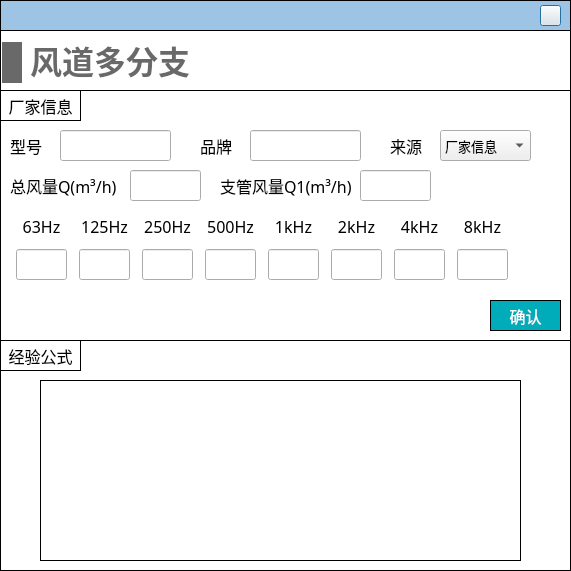
SheepBowwow/NoiCal, file NoiseCalSoft/inputDialog/dialog_duct_with_multi_ranc.ui: the form before one commit.
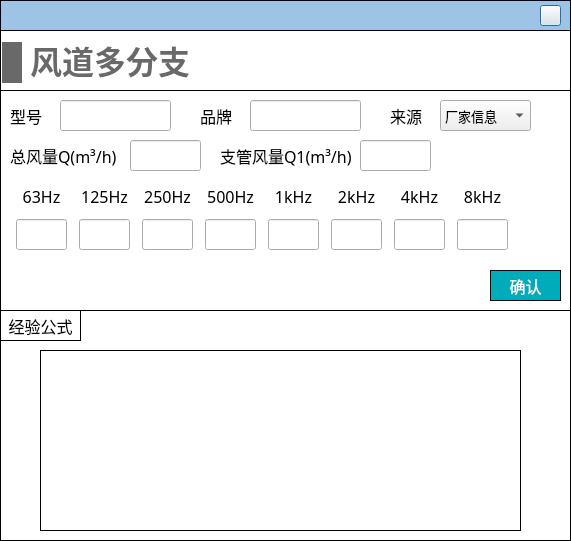
The form after the commit. Icons and pictures are not drawn.

```diff
--- a/NoiseCalSoft/inputDialog/dialog_duct_with_multi_ranc.ui
+++ b/NoiseCalSoft/inputDialog/dialog_duct_with_multi_ranc.ui
@@ -7,7 +7,7 @@
     <x>0</x>
     <y>0</y>
     <width>571</width>
-    <height>571</height>
+    <height>541</height>
    </rect>
   </property>
   <property name="windowTitle">
@@ -71,7 +71,7 @@
      <x>0</x>
      <y>30</y>
      <width>571</width>
-     <height>311</height>
+     <height>281</height>
     </rect>
    </property>
    <property name="styleSheet">
@@ -86,7 +86,7 @@
       <x>0</x>
       <y>60</y>
       <width>571</width>
-      <height>251</height>
+      <height>221</height>
      </rect>
     </property>
     <property name="styleSheet">
@@ -120,7 +120,7 @@
      <property name="geometry">
       <rect>
        <x>250</x>
-       <y>40</y>
+       <y>10</y>
        <width>111</width>
        <height>31</height>
       </rect>
@@ -136,7 +136,7 @@
      <property name="geometry">
       <rect>
        <x>360</x>
-       <y>80</y>
+       <y>50</y>
        <width>71</width>
        <height>31</height>
       </rect>
@@ -152,7 +152,7 @@
      <property name="geometry">
       <rect>
        <x>200</x>
-       <y>40</y>
+       <y>10</y>
        <width>41</width>
        <height>31</height>
       </rect>
@@ -171,7 +171,7 @@
      <property name="geometry">
       <rect>
        <x>220</x>
-       <y>80</y>
+       <y>50</y>
        <width>131</width>
        <height>31</height>
       </rect>
@@ -190,7 +190,7 @@
      <property name="geometry">
       <rect>
        <x>10</x>
-       <y>80</y>
+       <y>50</y>
        <width>111</width>
        <height>31</height>
       </rect>
@@ -209,7 +209,7 @@
      <property name="geometry">
       <rect>
        <x>130</x>
-       <y>80</y>
+       <y>50</y>
        <width>71</width>
        <height>31</height>
       </rect>
@@ -221,36 +221,11 @@
       </font>
      </property>
     </widget>
-    <widget class="QLabel" name="label_20">
-     <property name="geometry">
-      <rect>
-       <x>0</x>
-       <y>0</y>
-       <width>81</width>
-       <height>31</height>
-      </rect>
-     </property>
-     <property name="font">
-      <font>
-       <family>黑体</family>
-       <pointsize>-1</pointsize>
-      </font>
-     </property>
-     <property name="styleSheet">
-      <string notr="true">border: 1px solid #000000;</string>
-     </property>
-     <property name="text">
-      <string>厂家信息</string>
-     </property>
-     <property name="alignment">
-      <set>Qt::AlignCenter</set>
-     </property>
-    </widget>
     <widget class="QPushButton" name="pushButton_confirm">
      <property name="geometry">
       <rect>
        <x>490</x>
-       <y>210</y>
+       <y>180</y>
        <width>71</width>
        <height>31</height>
       </rect>
@@ -285,7 +260,7 @@
      <property name="geometry">
       <rect>
        <x>60</x>
-       <y>40</y>
+       <y>10</y>
        <width>111</width>
        <height>31</height>
       </rect>
@@ -301,7 +276,7 @@
      <property name="geometry">
       <rect>
        <x>10</x>
-       <y>40</y>
+       <y>10</y>
        <width>41</width>
        <height>31</height>
       </rect>
@@ -320,7 +295,7 @@
      <property name="geometry">
       <rect>
        <x>440</x>
-       <y>40</y>
+       <y>10</y>
        <width>91</width>
        <height>31</height>
       </rect>
@@ -346,7 +321,7 @@
      <property name="geometry">
       <rect>
        <x>390</x>
-       <y>40</y>
+       <y>10</y>
        <width>41</width>
        <height>31</height>
       </rect>
@@ -365,7 +340,7 @@
      <property name="geometry">
       <rect>
        <x>10</x>
-       <y>120</y>
+       <y>90</y>
        <width>511</width>
        <height>72</height>
       </rect>
@@ -874,7 +849,7 @@
    <property name="geometry">
     <rect>
      <x>0</x>
-     <y>340</y>
+     <y>310</y>
      <width>571</width>
      <height>231</height>
     </rect>
```
